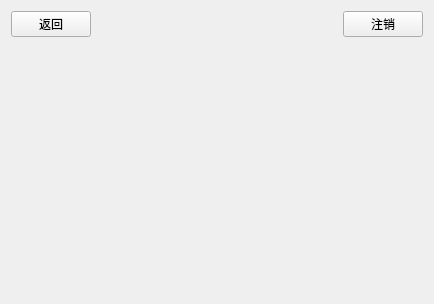
Above: Lab3/Lab3/masterview.ui from 123456789779/QtCourse before the change. Below: the same form after it.
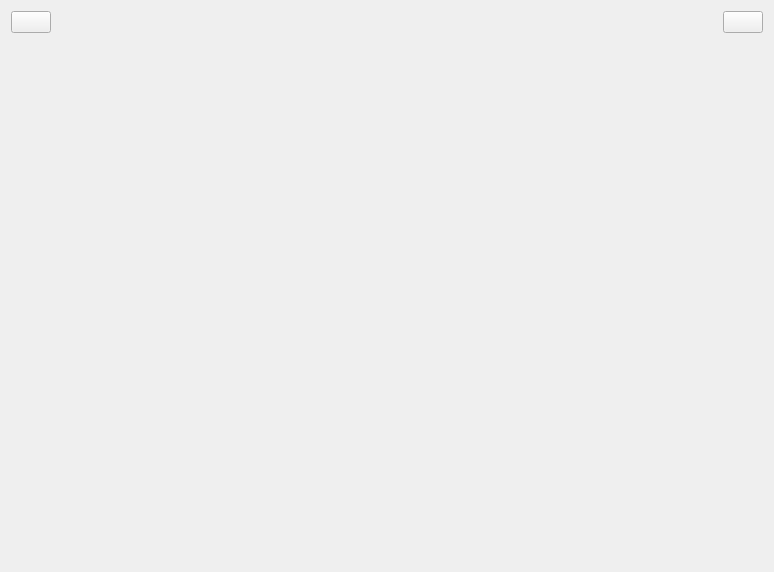
That is the form after the change. Icons and pictures are not drawn.

Patch:
```diff
--- a/Lab3/Lab3/masterview.ui
+++ b/Lab3/Lab3/masterview.ui
@@ -6,8 +6,8 @@
    <rect>
     <x>0</x>
     <y>0</y>
-    <width>434</width>
-    <height>304</height>
+    <width>774</width>
+    <height>572</height>
    </rect>
   </property>
   <property name="windowTitle">
@@ -19,7 +19,11 @@
      <item>
       <widget class="QPushButton" name="btBack">
        <property name="text">
-        <string>返回</string>
+        <string/>
+       </property>
+       <property name="icon">
+        <iconset resource="Lab3.qrc">
+         <normaloff>:/img/return.png</normaloff>:/img/return.png</iconset>
        </property>
       </widget>
      </item>
@@ -59,7 +63,11 @@
      <item>
       <widget class="QPushButton" name="btLogout">
        <property name="text">
-        <string>注销</string>
+        <string/>
+       </property>
+       <property name="icon">
+        <iconset resource="Lab3.qrc">
+         <normaloff>:/img/Login.png</normaloff>:/img/Login.png</iconset>
        </property>
       </widget>
      </item>
```
Left out of the diff: 4 changed lines with no effect on the pictures.
